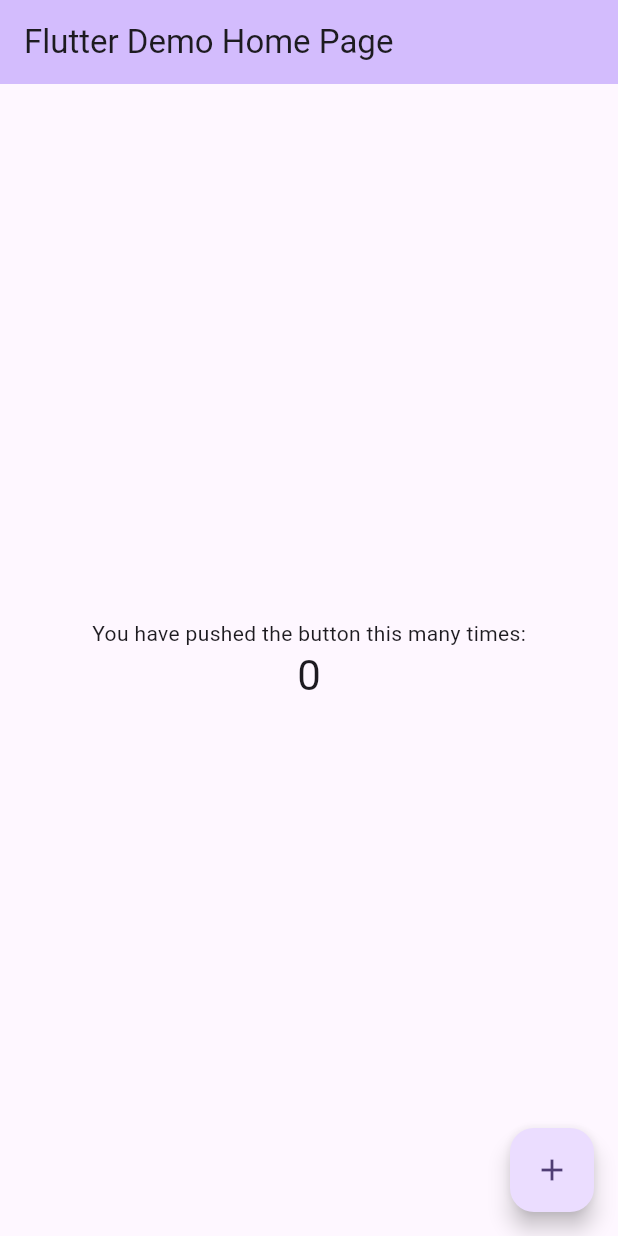
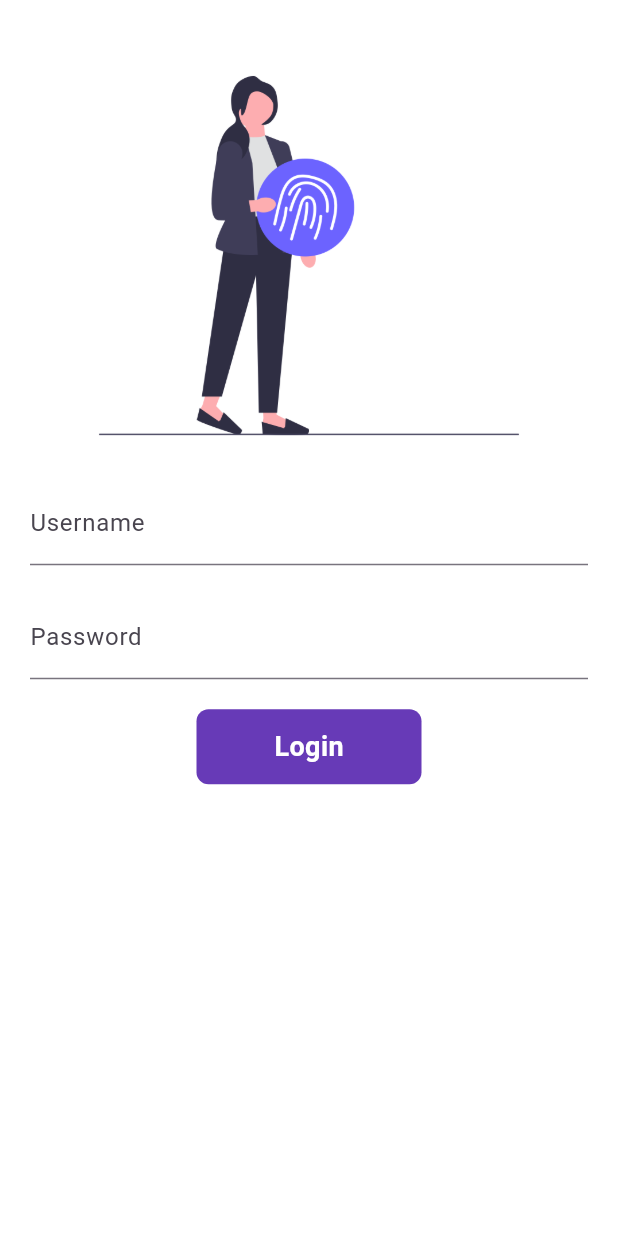
Before and after one commit to Nirmalsunda/testline, a Flutter app: the screen it shows after launch, on a phone screen of 412 x 824 dp. Run offline on Flutter 3.47's test engine with Material 3 defaults, Android fonts, the phone set to English and light mode, and no system bars; our stand-ins replace get.

Commit message:
Added login and splash screens, updated main.dart and assets

```diff
--- /dev/null
+++ b/lib/login_screen.dart
@@ -0,0 +1,88 @@
+import 'package:flutter/material.dart';
+import 'package:sales_app/home_screen.dart';
+
+class LoginScreen extends StatefulWidget {
+  @override
+  State<LoginScreen> createState() => _LoginScreenState();
+}
+
+class _LoginScreenState extends State<LoginScreen> {
+  bool changeButton = false;
+
+  @override
+  Widget build(BuildContext context) {
+    return Scaffold(
+      backgroundColor: Colors.white,
+      body: Padding(
+        padding: EdgeInsets.symmetric(horizontal: 20, vertical: 20),
+        child: SingleChildScrollView(
+          child: Column(
+            children: [
+              Image.asset(
+                'assets/Fingerprint.png',
+                fit: BoxFit.cover,
+                alignment: Alignment.center,
+              ),
+              TextField(
+                decoration: InputDecoration(
+                    hintText: 'Enter Username', labelText: "Username"),
+              ),
+              SizedBox(
+                height: 20,
+              ),
+              TextFormField(
+                obscureText: true,
+                decoration: InputDecoration(
+                    hintText: "Password", labelText: "Password"),
+              ),
+              SizedBox(
+                height: 20,
+              ),
+              InkWell(
+                onTap: () async {
+                  setState(() {
+                    changeButton = true;
+                  });
+                  await Future.delayed(Duration(seconds: 1));
+                  Navigator.push(
+                    context,
+                    MaterialPageRoute(builder: (context) => HomeScreen()),
+                  );
+                },
+                child: AnimatedContainer(
+                  duration: Duration(seconds:   1),
+
+                    width: changeButton ? 50 : 150,
+                    height: 50,
+                    alignment: Alignment.center,
+                    child: changeButton
+                        ? Icon(
+                            Icons.done,
+                            color: Colors.white,
+                          )
+                        : Text(
+                            'Login',
+                            style: TextStyle(
+                                fontSize: 18,
+                                color: Colors.white,
+                                fontWeight: FontWeight.bold),
+                          ),
+                    decoration: BoxDecoration(
+                      color: Colors.deepPurple,
+
+                      borderRadius:
+                          BorderRadius.circular(changeButton ? 50 : 8),
+
+                      // shape:changeButton ?
+                      //  BoxShape.circle : BoxShape.rectangle,
+                    ),
+                  ),
+                ),
+
+            ],
+          ),
+        ),
+      ),
+    );
+  }
+}
--- a/lib/main.dart
+++ b/lib/main.dart
@@ -1,125 +1,29 @@
+import 'dart:async';
+
 import 'package:flutter/material.dart';
+import 'splashscreen.dart';
+import 'login_screen.dart';
 
 void main() {
-  runApp(const MyApp());
+  runApp(MyApp());
 }
 
-class MyApp extends StatelessWidget {
-  const MyApp({super.key});
+class MyApp extends StatefulWidget {
+  @override
+  State<MyApp> createState() => _MyAppState();
+}
 
-  // This widget is the root of your application.
+class _MyAppState extends State<MyApp> {
+
+
+
   @override
   Widget build(BuildContext context) {
     return MaterialApp(
-      title: 'Flutter Demo',
       theme: ThemeData(
-        // This is the theme of your application.
-        //
-        // TRY THIS: Try running your application with "flutter run". You'll see
-        // the application has a purple toolbar. Then, without quitting the app,
-        // try changing the seedColor in the colorScheme below to Colors.green
-        // and then invoke "hot reload" (save your changes or press the "hot
-        // reload" button in a Flutter-supported IDE, or press "r" if you used
-        // the command line to start the app).
-        //
-        // Notice that the counter didn't reset back to zero; the application
-        // state is not lost during the reload. To reset the state, use hot
-        // restart instead.
-        //
-        // This works for code too, not just values: Most code changes can be
-        // tested with just a hot reload.
-        colorScheme: ColorScheme.fromSeed(seedColor: Colors.deepPurple),
-        useMaterial3: true,
+        primarySwatch: Colors.deepOrange,
       ),
-      home: const MyHomePage(title: 'Flutter Demo Home Page'),
+      home: SplashScreen(),
     );
   }
 }
-
-class MyHomePage extends StatefulWidget {
-  const MyHomePage({super.key, required this.title});
-
-  // This widget is the home page of your application. It is stateful, meaning
-  // that it has a State object (defined below) that contains fields that affect
-  // how it looks.
-
-  // This class is the configuration for the state. It holds the values (in this
-  // case the title) provided by the parent (in this case the App widget) and
-  // used by the build method of the State. Fields in a Widget subclass are
-  // always marked "final".
-
-  final String title;
-
-  @override
-  State<MyHomePage> createState() => _MyHomePageState();
-}
-
-class _MyHomePageState extends State<MyHomePage> {
-  int _counter = 0;
-
-  void _incrementCounter() {
-    setState(() {
-      // This call to setState tells the Flutter framework that something has
-      // changed in this State, which causes it to rerun the build method below
-      // so that the display can reflect the updated values. If we changed
-      // _counter without calling setState(), then the build method would not be
-      // called again, and so nothing would appear to happen.
-      _counter++;
-    });
-  }
-
-  @override
-  Widget build(BuildContext context) {
-    // This method is rerun every time setState is called, for instance as done
-    // by the _incrementCounter method above.
-    //
-    // The Flutter framework has been optimized to make rerunning build methods
-    // fast, so that you can just rebuild anything that needs updating rather
-    // than having to individually change instances of widgets.
-    return Scaffold(
-      appBar: AppBar(
-        // TRY THIS: Try changing the color here to a specific color (to
-        // Colors.amber, perhaps?) and trigger a hot reload to see the AppBar
-        // change color while the other colors stay the same.
-        backgroundColor: Theme.of(context).colorScheme.inversePrimary,
-        // Here we take the value from the MyHomePage object that was created by
-        // the App.build method, and use it to set our appbar title.
-        title: Text(widget.title),
-      ),
-      body: Center(
-        // Center is a layout widget. It takes a single child and positions it
-        // in the middle of the parent.
-        child: Column(
-          // Column is also a layout widget. It takes a list of children and
-          // arranges them vertically. By default, it sizes itself to fit its
-          // children horizontally, and tries to be as tall as its parent.
-          //
-          // Column has various properties to control how it sizes itself and
-          // how it positions its children. Here we use mainAxisAlignment to
-          // center the children vertically; the main axis here is the vertical
-          // axis because Columns are vertical (the cross axis would be
-          // horizontal).
-          //
-          // TRY THIS: Invoke "debug painting" (choose the "Toggle Debug Paint"
-          // action in the IDE, or press "p" in the console), to see the
-          // wireframe for each widget.
-          mainAxisAlignment: MainAxisAlignment.center,
-          children: <Widget>[
-            const Text(
-              'You have pushed the button this many times:',
-            ),
-            Text(
-              '$_counter',
-              style: Theme.of(context).textTheme.headlineMedium,
-            ),
-          ],
-        ),
-      ),
-      floatingActionButton: FloatingActionButton(
-        onPressed: _incrementCounter,
-        tooltip: 'Increment',
-        child: const Icon(Icons.add),
-      ), // This trailing comma makes auto-formatting nicer for build methods.
-    );
-  }
-}
--- a/pubspec.yaml
+++ b/pubspec.yaml
@@ -30,7 +30,7 @@ environment:
 dependencies:
   flutter:
     sdk: flutter
-
+  get: ^4.6.5
 
   # The following adds the Cupertino Icons font to your application.
   # Use with the CupertinoIcons class for iOS style icons.
@@ -59,8 +59,8 @@ flutter:
   uses-material-design: true
 
   # To add assets to your application, add an assets section, like this:
-  # assets:
-  #   - images/a_dot_burr.jpeg
+  assets:
+    - assets/
   #   - images/a_dot_ham.jpeg
 
   # An image asset can refer to one or more resolution-specific "variants", see
```
Also changed, not shown: lib/home_screen.dart (added, +15 -0 lines), lib/splashscreen.dart (added, +34 -0 lines), assets/Fingerprint.png (added), assets/logo.png (added), pubspec.lock.
